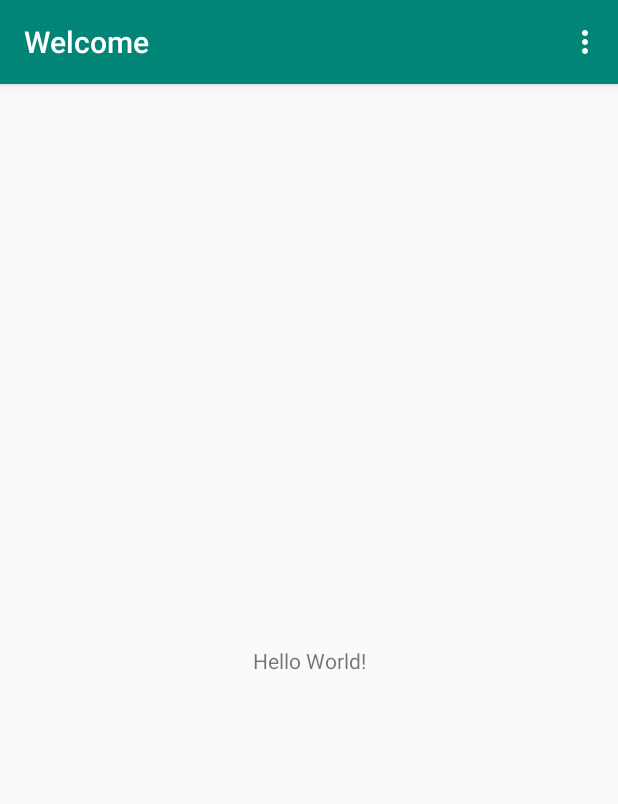
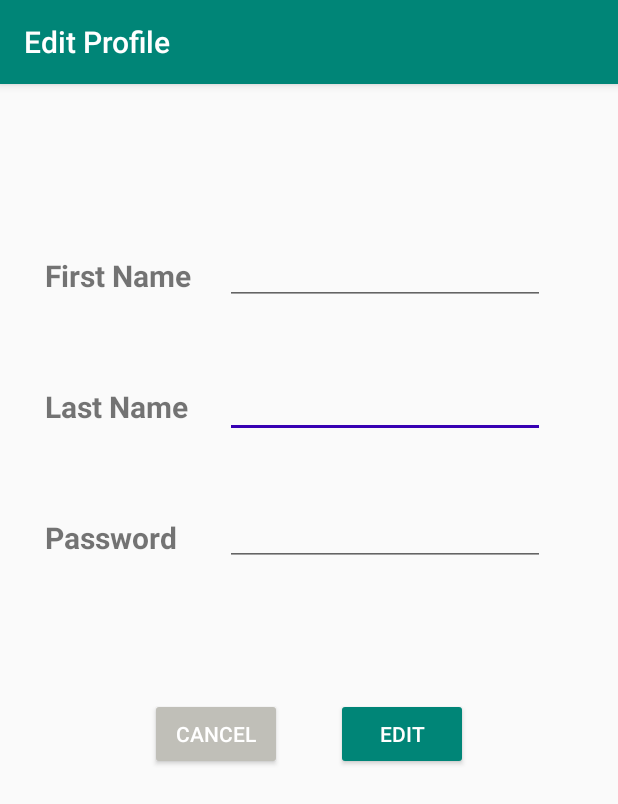
Before and after one commit to lisaburini/MyPersonalBudget, an Android app: the screen it shows after launch once a user with an empty profile is signed in (MainActivity before the commit, EditProfileActivity after it), in the options menu, after a tap on "Edit Profile", on a phone screen of 412 x 824 dp. Shown: the top 804 px of the screen. Run offline under Robolectric (Android 15) with nearby library versions, the phone set to English and light mode, and no system bars; our stand-ins replace Firebase (no records; nobody signed in at launch, a user with empty details on screens opened directly).

Commit message:
iniziata activity edit profile, manca implementazione funzioni

```diff
--- a/app/src/main/AndroidManifest.xml
+++ b/app/src/main/AndroidManifest.xml
@@ -40,6 +40,11 @@
             android:label="@string/title_activity_profile">
         </activity>
 
+        <activity
+            android:name=".EditProfileActivity"
+            android:label="@string/title_activity_edit_profile">
+        </activity>
+
 
     </application>
 
--- /dev/null
+++ b/app/src/main/java/com/example/mypersonalbudget/EditProfileActivity.java
@@ -0,0 +1,49 @@
+package com.example.mypersonalbudget;
+
+import android.os.Bundle;
+import android.view.View;
+import android.widget.Button;
+import android.widget.EditText;
+import android.widget.TextView;
+
+import androidx.appcompat.app.AppCompatActivity;
+
+
+
+public class EditProfileActivity extends AppCompatActivity {
+    private EditText editFirstName, editLastName, editPassword;
+    private TextView firstName, lastName, password;
+    private Button btnEdit, btnCancel;
+
+    protected void onCreate(Bundle savedInstanceState) {
+        super.onCreate(savedInstanceState);
+        setContentView(R.layout.activity_edit_profile);
+
+        editFirstName = (EditText) findViewById(R.id.editName);
+        editLastName = (EditText) findViewById(R.id.editLastName);
+        editPassword = (EditText) findViewById(R.id.editPassword);
+
+        firstName = (TextView) findViewById(R.id.label_name);
+        lastName = (TextView) findViewById(R.id.label_lname);
+        password = (TextView) findViewById(R.id.label_password);
+
+        btnEdit = (Button) findViewById(R.id.btn_edit);
+        btnCancel = (Button) findViewById(R.id.btn_cancel);
+
+
+        btnEdit.setOnClickListener(new View.OnClickListener() {
+            @Override
+            public void onClick(View view) {
+
+            }
+        });
+
+        btnCancel.setOnClickListener(new View.OnClickListener() {
+            @Override
+            public void onClick(View view) {
+                finish();
+            }
+        });
+    }
+
+}
--- a/app/src/main/java/com/example/mypersonalbudget/MainActivity.java
+++ b/app/src/main/java/com/example/mypersonalbudget/MainActivity.java
@@ -82,7 +82,7 @@ public class MainActivity extends AppCompatActivity {
                 profile();
                 return true;
             case R.id.edit_profile:
-                logout();
+                editProfile();
                 return true;
             case R.id.logout:
                 logout();
@@ -104,4 +104,9 @@ public class MainActivity extends AppCompatActivity {
         Intent intent = new Intent(getApplicationContext(), ProfileActivity.class);
         startActivity(intent);
     }
+
+    public void editProfile(){
+        Intent intent = new Intent(getApplicationContext(), EditProfileActivity.class);
+        startActivity(intent);
+    }
 }
--- /dev/null
+++ b/app/src/main/res/layout/activity_edit_profile.xml
@@ -0,0 +1,104 @@
+<?xml version="1.0" encoding="utf-8"?>
+<androidx.constraintlayout.widget.ConstraintLayout xmlns:android="http://schemas.android.com/apk/res/android"
+    xmlns:app="http://schemas.android.com/apk/res-auto"
+    xmlns:tools="http://schemas.android.com/tools"
+    android:layout_width="match_parent"
+    android:layout_height="match_parent"
+    tools:context=".EditProfileActivity">
+
+
+
+    <TextView
+        android:id="@+id/label_name"
+        android:layout_width="wrap_content"
+        android:layout_height="wrap_content"
+        android:layout_marginStart="30dp"
+        android:layout_marginTop="114dp"
+        android:text="@string/prompt_name"
+        android:textSize="20sp"
+        android:textStyle="bold"
+        app:layout_constraintStart_toStartOf="parent"
+        app:layout_constraintTop_toTopOf="parent" />
+
+    <TextView
+        android:id="@+id/label_lname"
+        android:layout_width="wrap_content"
+        android:layout_height="wrap_content"
+        android:layout_marginStart="30dp"
+        android:layout_marginTop="60dp"
+        android:text="@string/prompt_last_name"
+        android:textSize="20sp"
+        android:textStyle="bold"
+        app:layout_constraintStart_toStartOf="parent"
+        app:layout_constraintTop_toBottomOf="@+id/label_name" />
+
+    <TextView
+        android:id="@+id/label_password"
+        android:layout_width="wrap_content"
+        android:layout_height="wrap_content"
+        android:layout_marginStart="30dp"
+        android:layout_marginTop="60dp"
+        android:text="@string/prompt_password"
+        android:textSize="20sp"
+        android:textStyle="bold"
+        app:layout_constraintStart_toStartOf="parent"
+        app:layout_constraintTop_toBottomOf="@+id/label_lname" />
+
+    <EditText
+        android:id="@+id/editLastName"
+        android:layout_width="wrap_content"
+        android:layout_height="wrap_content"
+        android:layout_marginStart="150dp"
+        android:layout_marginTop="43dp"
+        android:ems="10"
+        android:inputType="textPersonName"
+        app:layout_constraintStart_toStartOf="parent"
+        app:layout_constraintTop_toBottomOf="@+id/editName" />
+
+    <EditText
+        android:id="@+id/editPassword"
+        android:layout_width="wrap_content"
+        android:layout_height="wrap_content"
+        android:layout_marginStart="150dp"
+        android:layout_marginTop="40dp"
+        android:ems="10"
+        android:inputType="textPassword"
+        app:layout_constraintStart_toStartOf="parent"
+        app:layout_constraintTop_toBottomOf="@+id/editLastName" />
+
+    <EditText
+        android:id="@+id/editName"
+        android:layout_width="wrap_content"
+        android:layout_height="wrap_content"
+        android:layout_marginStart="150dp"
+        android:layout_marginTop="102dp"
+        android:ems="10"
+        android:inputType="textPersonName"
+        app:layout_constraintStart_toStartOf="parent"
+        app:layout_constraintTop_toTopOf="parent" />
+
+    <Button
+        android:id="@+id/btn_edit"
+        android:layout_width="wrap_content"
+        android:layout_height="wrap_content"
+        android:layout_marginTop="88dp"
+        android:layout_marginEnd="100dp"
+        android:backgroundTint="@color/colorPrimary"
+        android:text="@string/action_edit"
+        android:textColor="@color/textColorPrimaryInverse"
+        app:layout_constraintEnd_toEndOf="parent"
+        app:layout_constraintTop_toBottomOf="@+id/editPassword" />
+
+    <Button
+        android:id="@+id/btn_cancel"
+        android:layout_width="wrap_content"
+        android:layout_height="wrap_content"
+        android:layout_marginStart="100dp"
+        android:layout_marginTop="88dp"
+        android:backgroundTint="#C0BFB8"
+        android:text="@string/action_cancel"
+        android:textColor="@color/textColorPrimaryInverse"
+        app:layout_constraintStart_toStartOf="parent"
+        app:layout_constraintTop_toBottomOf="@+id/editPassword" />
+
+</androidx.constraintlayout.widget.ConstraintLayout>
--- a/app/src/main/res/values/strings.xml
+++ b/app/src/main/res/values/strings.xml
@@ -21,4 +21,6 @@
     <string name="edit_profile">"Edit Profile"</string>
     <string name="logout">"Logout"</string>
     <string name="title_activity_profile">"Profile"</string>
+    <string name="action_edit">Edit</string>
+    <string name="title_activity_edit_profile">"Edit Profile"</string>
 </resources>
```
